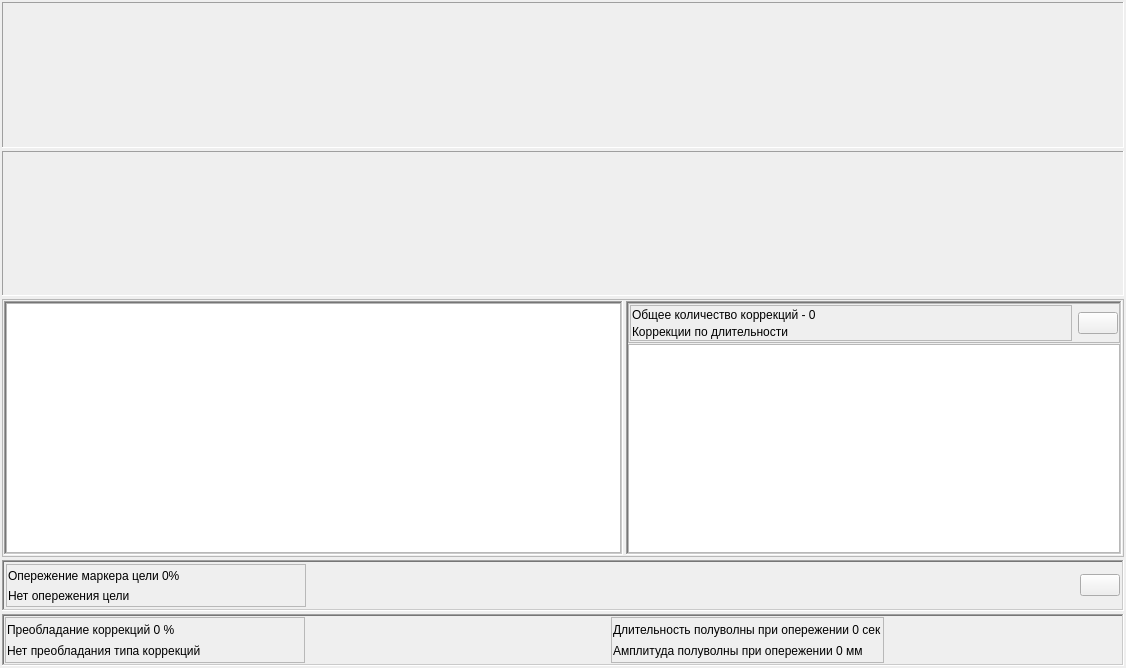
Old version of the form metodics/dynamic_tests/evolventa/evolventavisualize.ui in the repository grigp/a-analyser.
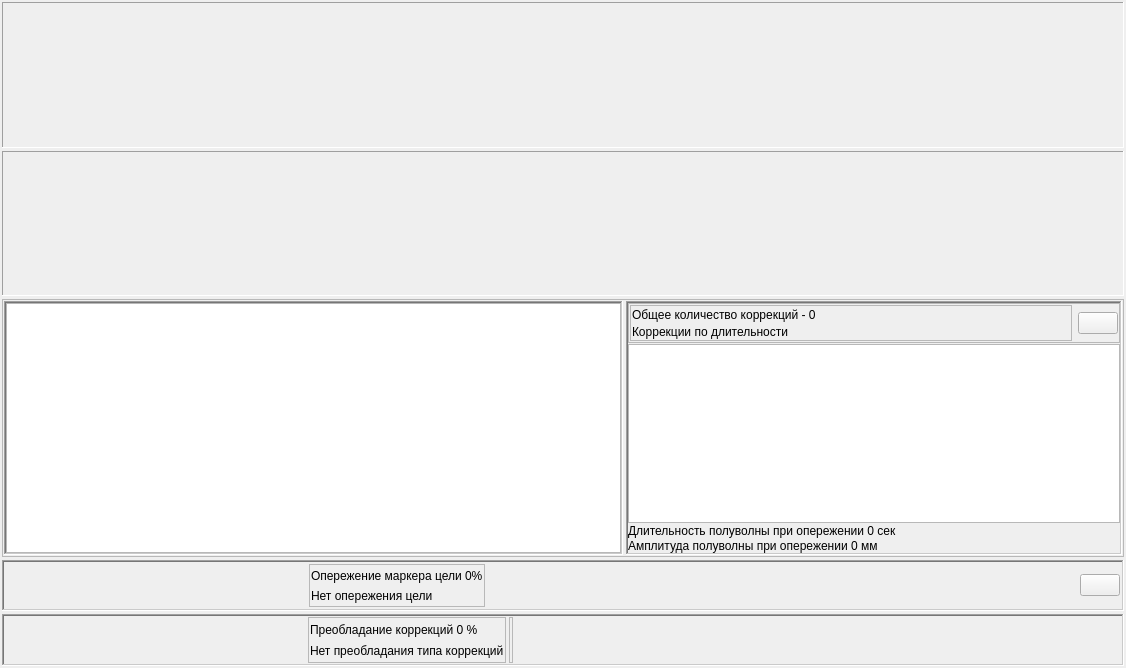
New version of the form. Icons and pictures are not drawn. Custom widgets are drawn as their Qt base class.

What changed in the file:
```diff
--- a/metodics/dynamic_tests/evolventa/evolventavisualize.ui
+++ b/metodics/dynamic_tests/evolventa/evolventavisualize.ui
@@ -371,6 +371,20 @@
             <item>
              <widget class="QTreeView" name="tvEvolvKorrectionFactors"/>
             </item>
+            <item>
+             <widget class="QLabel" name="lblSemiWaveLen">
+              <property name="text">
+               <string>Длительность полуволны при опережении 0 сек</string>
+              </property>
+             </widget>
+            </item>
+            <item>
+             <widget class="QLabel" name="lblSemiWaveAmpl">
+              <property name="text">
+               <string>Амплитуда полуволны при опережении 0 мм</string>
+              </property>
+             </widget>
+            </item>
            </layout>
           </widget>
          </item>
@@ -413,23 +427,45 @@
          <property name="bottomMargin">
           <number>2</number>
          </property>
+         <item>
+          <widget class="DualStateDiagram" name="wgtOutrunningDiag" native="true">
+           <property name="sizePolicy">
+            <sizepolicy hsizetype="Fixed" vsizetype="Preferred">
+             <horstretch>0</horstretch>
+             <verstretch>0</verstretch>
+            </sizepolicy>
+           </property>
+           <property name="minimumSize">
+            <size>
+             <width>300</width>
+             <height>0</height>
+            </size>
+           </property>
+           <property name="maximumSize">
+            <size>
+             <width>300</width>
+             <height>16777215</height>
+            </size>
+           </property>
+          </widget>
+         </item>
          <item>
           <widget class="QFrame" name="frOutrunningText">
            <property name="sizePolicy">
-            <sizepolicy hsizetype="Fixed" vsizetype="Preferred">
+            <sizepolicy hsizetype="Preferred" vsizetype="Preferred">
              <horstretch>0</horstretch>
              <verstretch>0</verstretch>
             </sizepolicy>
            </property>
            <property name="minimumSize">
             <size>
-             <width>300</width>
+             <width>0</width>
              <height>0</height>
             </size>
            </property>
            <property name="maximumSize">
             <size>
-             <width>300</width>
+             <width>16777215</width>
              <height>16777215</height>
             </size>
            </property>
@@ -472,28 +508,6 @@
            </layout>
           </widget>
          </item>
-         <item>
-          <widget class="DualStateDiagram" name="wgtOutrunningDiag" native="true">
-           <property name="sizePolicy">
-            <sizepolicy hsizetype="Fixed" vsizetype="Preferred">
-             <horstretch>0</horstretch>
-             <verstretch>0</verstretch>
-            </sizepolicy>
-           </property>
-           <property name="minimumSize">
-            <size>
-             <width>300</width>
-             <height>0</height>
-            </size>
-           </property>
-           <property name="maximumSize">
-            <size>
-             <width>300</width>
-             <height>16777215</height>
-            </size>
-           </property>
-          </widget>
-         </item>
          <item>
           <spacer name="horizontalSpacer">
            <property name="orientation">
@@ -563,23 +577,39 @@
          <property name="bottomMargin">
           <number>1</number>
          </property>
+         <item>
+          <widget class="DualStateDiagram" name="wgtCorrectionDominanceDiag" native="true">
+           <property name="sizePolicy">
+            <sizepolicy hsizetype="Fixed" vsizetype="Preferred">
+             <horstretch>30</horstretch>
+             <verstretch>0</verstretch>
+            </sizepolicy>
+           </property>
+           <property name="minimumSize">
+            <size>
+             <width>300</width>
+             <height>0</height>
+            </size>
+           </property>
+          </widget>
+         </item>
          <item>
           <widget class="QFrame" name="frCorrectionDominanceText">
            <property name="sizePolicy">
-            <sizepolicy hsizetype="Fixed" vsizetype="Preferred">
+            <sizepolicy hsizetype="Preferred" vsizetype="Preferred">
              <horstretch>0</horstretch>
              <verstretch>0</verstretch>
             </sizepolicy>
            </property>
            <property name="minimumSize">
             <size>
-             <width>300</width>
+             <width>0</width>
              <height>0</height>
             </size>
            </property>
            <property name="maximumSize">
             <size>
-             <width>300</width>
+             <width>16777215</width>
              <height>16777215</height>
             </size>
            </property>
@@ -622,22 +652,6 @@
            </layout>
           </widget>
          </item>
-         <item>
-          <widget class="DualStateDiagram" name="wgtCorrectionDominanceDiag" native="true">
-           <property name="sizePolicy">
-            <sizepolicy hsizetype="Fixed" vsizetype="Preferred">
-             <horstretch>30</horstretch>
-             <verstretch>0</verstretch>
-            </sizepolicy>
-           </property>
-           <property name="minimumSize">
-            <size>
-             <width>300</width>
-             <height>0</height>
-            </size>
-           </property>
-          </widget>
-         </item>
          <item>
           <widget class="QFrame" name="frCorrectionDominanceFactorsAdv">
            <property name="frameShape">
@@ -662,20 +676,6 @@
             <property name="bottomMargin">
              <number>1</number>
             </property>
-            <item>
-             <widget class="QLabel" name="lblSemiWaveLen">
-              <property name="text">
-               <string>Длительность полуволны при опережении 0 сек</string>
-              </property>
-             </widget>
-            </item>
-            <item>
-             <widget class="QLabel" name="lblSemiWaveAmpl">
-              <property name="text">
-               <string>Амплитуда полуволны при опережении 0 мм</string>
-              </property>
-             </widget>
-            </item>
            </layout>
           </widget>
          </item>
@@ -701,18 +701,18 @@
   </layout>
  </widget>
  <customwidgets>
-  <customwidget>
-   <class>AreaGraph</class>
-   <extends>QWidget</extends>
-   <header location="global">areagraph.h</header>
-   <container>1</container>
-  </customwidget>
   <customwidget>
    <class>DualStateDiagram</class>
    <extends>QWidget</extends>
    <header location="global">dualstatediagram.h</header>
    <container>1</container>
   </customwidget>
+  <customwidget>
+   <class>AreaGraph</class>
+   <extends>QWidget</extends>
+   <header location="global">areagraph.h</header>
+   <container>1</container>
+  </customwidget>
  </customwidgets>
  <resources>
   <include location="../../../kernel.qrc"/>
```
Left out of the diff: 41 changed lines with no effect on the pictures.
